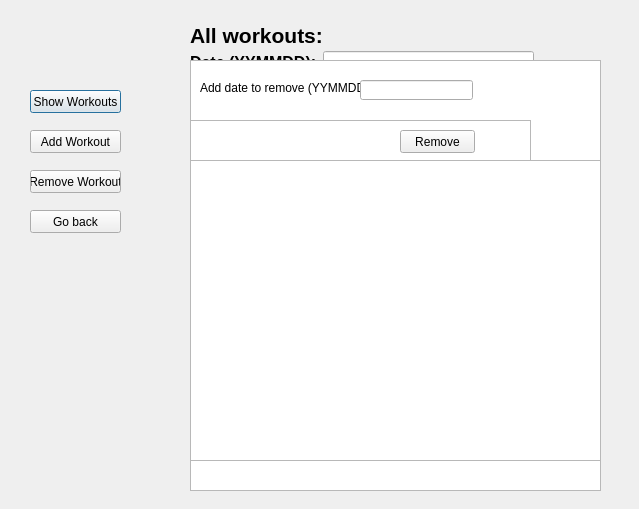
hannajohanssson/TraniningsDagbok, file workoutwindow.ui: the form before one commit.
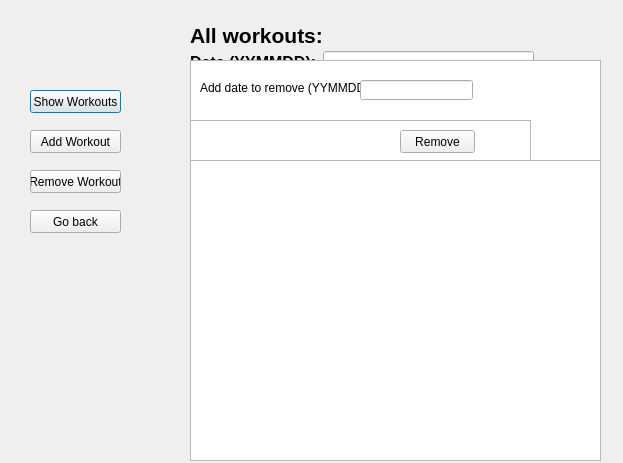
The form after the commit.

```diff
--- a/workoutwindow.ui
+++ b/workoutwindow.ui
@@ -6,8 +6,8 @@
    <rect>
     <x>0</x>
     <y>0</y>
-    <width>639</width>
-    <height>509</height>
+    <width>623</width>
+    <height>463</height>
    </rect>
   </property>
   <property name="windowTitle">
@@ -120,7 +120,7 @@
      <x>190</x>
      <y>60</y>
      <width>411</width>
-     <height>431</height>
+     <height>401</height>
     </rect>
    </property>
   </widget>
```
Left out of the diff: 13 changed lines with no effect on the pictures.
